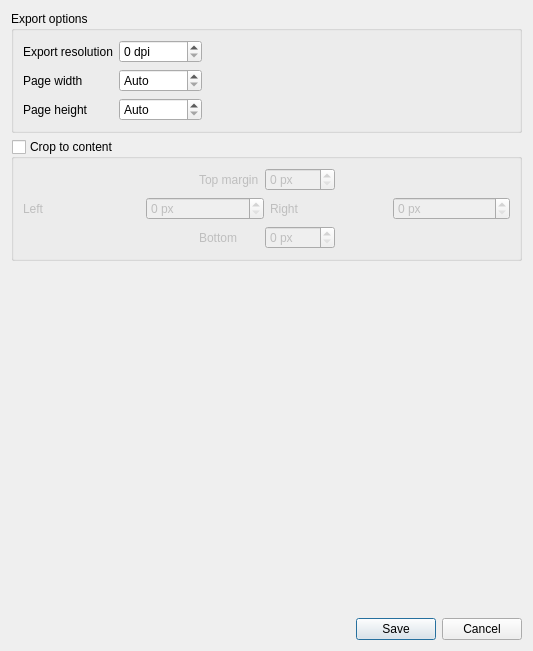
Qt form src/ui/layout/qgslayoutimageexportoptions.ui (qgis/QGIS) before a commit.
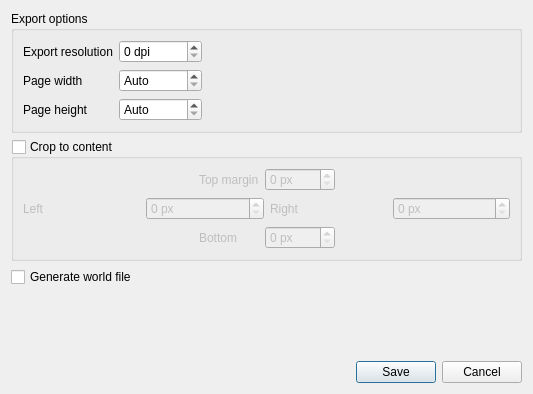
The same form after that commit. Custom widgets are drawn as their Qt base class.

Commit message: Expose world file option in image settings dialog

What changed in the file:
```diff
--- a/src/ui/layout/qgslayoutimageexportoptions.ui
+++ b/src/ui/layout/qgslayoutimageexportoptions.ui
@@ -7,7 +7,7 @@
     <x>0</x>
     <y>0</y>
     <width>533</width>
-    <height>651</height>
+    <height>394</height>
    </rect>
   </property>
   <property name="windowTitle">
@@ -234,6 +234,16 @@
      </layout>
     </widget>
    </item>
+   <item>
+    <widget class="QCheckBox" name="mGenerateWorldFile">
+     <property name="toolTip">
+      <string>If checked, a separate world file which georeferences exported images will be created</string>
+     </property>
+     <property name="text">
+      <string>Generate world file</string>
+     </property>
+    </widget>
+   </item>
    <item>
     <spacer name="verticalSpacer">
      <property name="orientation">
```
The commit also changes 3 other files.
